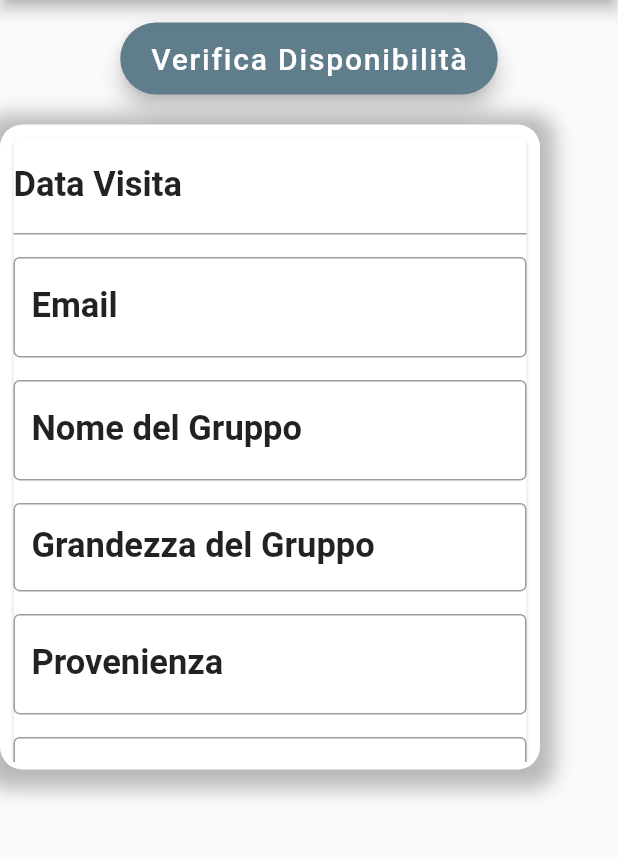
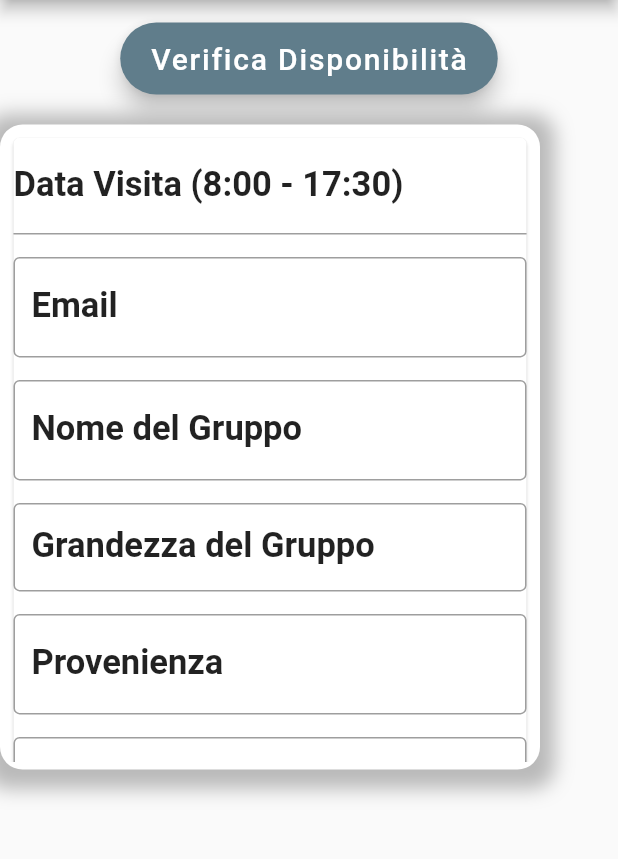
Before and after one commit to Progxy/fdmApp, a Flutter app: the Visita screen opened by its route, on a phone screen of 412 x 824 dp, the part 84-943 px from its top. Run offline on Flutter 3.47's test engine with Material 2 defaults, Android fonts, the phone set to English and light mode, and no system bars; drawn by our look-alikes of datetime_picker_formfield; our stand-ins replace bordered_text, carousel_slider, flutter_rating_bar, form_field_validator, intl_phone_field, marquee and 1 more; missing offline and left inert: mailer2.

Commit message:
first fix visita.dart

```diff
--- a/lib/screens/visita.dart
+++ b/lib/screens/visita.dart
@@ -295,7 +295,7 @@ class _VisitaState extends State<Visita> {
                             children: <Widget>[
                               DateTimeField(
                                 decoration: InputDecoration(
-                                  labelText: "Data Visita",
+                                  labelText: "Data Visita (8:00 - 17:30)",
                                   labelStyle: TextStyle(
                                     fontSize: 23.0,
                                     fontWeight: FontWeight.w600,
```
